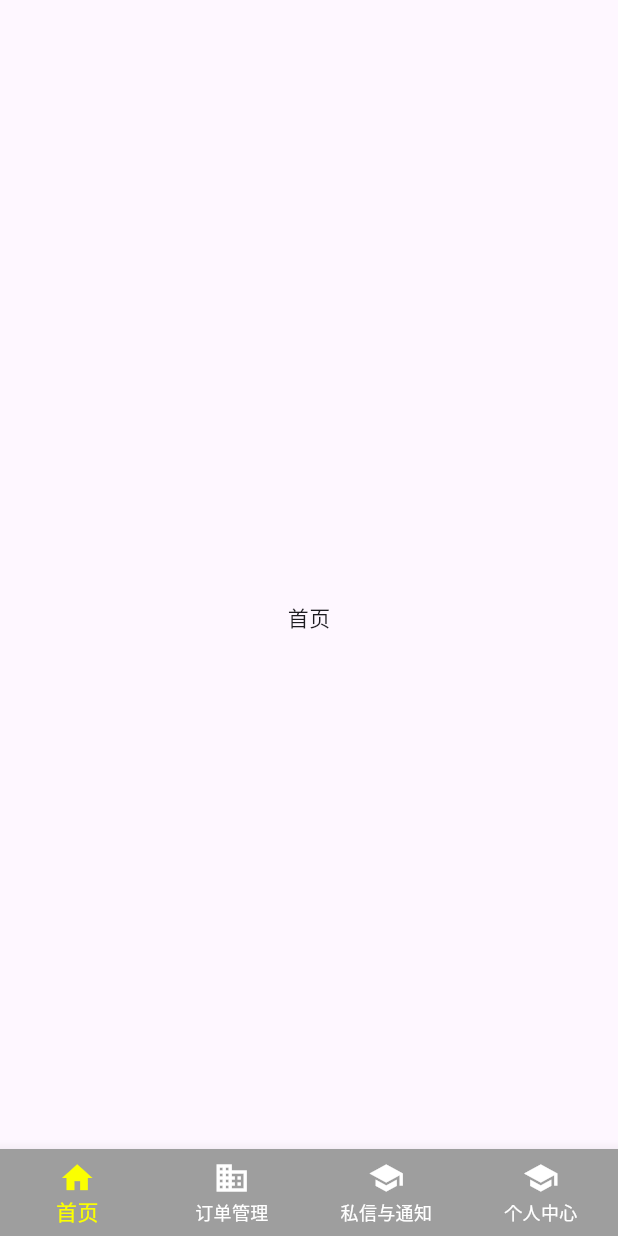
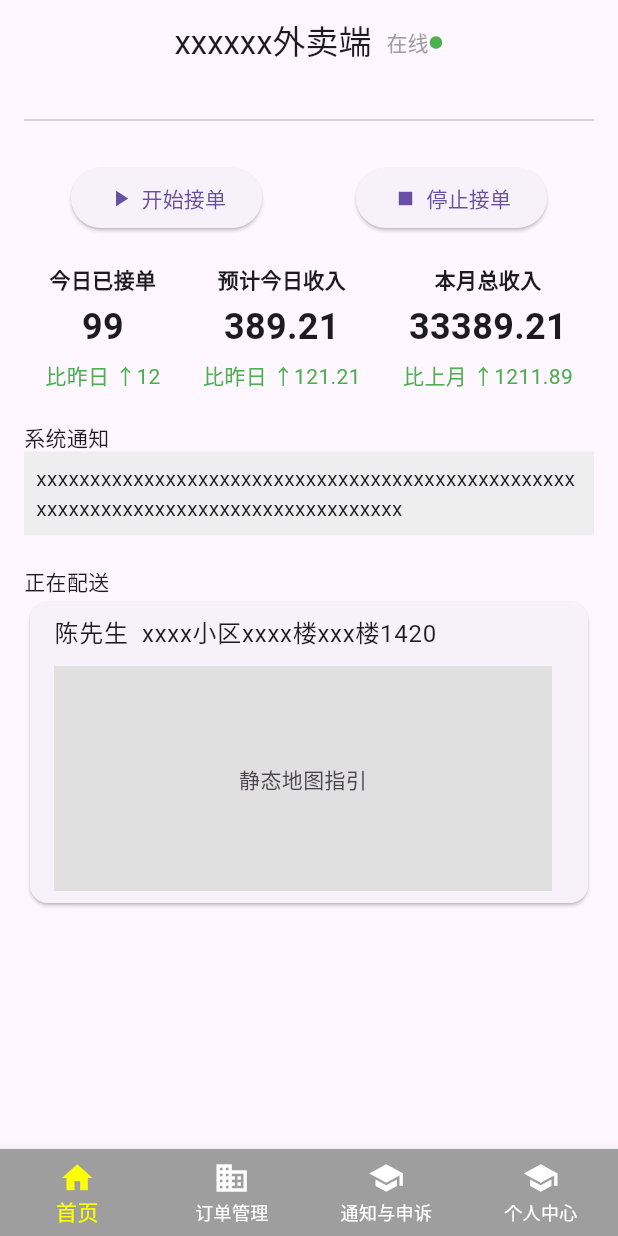
Before and after one commit to FutureYL3/takeout-app, a Flutter app: the HomePage screen opened directly, on a phone screen of 412 x 824 dp. Run offline on Flutter 3.47's test engine with Material 3 defaults, Android fonts, the phone set to English and light mode, and no system bars; our stand-ins replace awesome_snackbar_content, dio, flutter_secure_storage, get, image_picker, permission_handler and 1 more; missing offline and left inert: flutter_phone_direct_caller; accounts and stored records are empty.

Commit message:
初步完成首页页面

```diff
--- a/lib/home/home_page.dart
+++ b/lib/home/home_page.dart
@@ -14,13 +14,100 @@ class HomePage extends StatefulWidget {
 
 class _HomePageState extends State<HomePage> {
   int _selectedIndex = 0;
+  bool isOnline = true;
+  String systemNotification = '';
+
 
   @override
   Widget build(BuildContext context) {
     return Scaffold(
-      appBar: AppBar(),
-      body: const Center(
-        child: Text("首页"),
+      appBar: AppBar(
+        title: const Row(
+          mainAxisAlignment: MainAxisAlignment.center,
+          children: [
+            Text('xxxxxx外卖端'),
+            SizedBox(width: 10),
+            Text(
+              '在线',
+              style: TextStyle(fontSize: 14, color: Colors.grey),
+            ),
+            Icon(Icons.circle, color: Colors.green, size: 10),
+          ],
+        ),
+        centerTitle: true,
+        automaticallyImplyLeading: false,
+      ),
+      body: Padding(
+        padding: const EdgeInsets.all(16.0),
+        child: Column(
+          crossAxisAlignment: CrossAxisAlignment.start,
+          children: [
+            const Divider(),
+            const SizedBox(height: 20),
+            Row(
+              mainAxisAlignment: MainAxisAlignment.spaceAround,
+              children: [
+                ElevatedButton(
+                  onPressed: () {},
+                  child: Row(
+                    children: [
+                      Icon(Icons.play_arrow),
+                      SizedBox(width: 5),
+                      Text('开始接单'),
+                    ],
+                  ),
+                ),
+                ElevatedButton(
+                  onPressed: () {},
+                  // style: ElevatedButton.styleFrom(
+                  //   backgroundColor: Colors.grey,
+                  // ),
+                  child: Row(
+                    children: [
+                      Icon(Icons.stop),
+                      SizedBox(width: 5),
+                      Text('停止接单'),
+                    ],
+                  ),
+                ),
+              ],
+            ),
+            SizedBox(height: 20),
+            Row(
+              mainAxisAlignment: MainAxisAlignment.spaceAround,
+              children: [
+                _buildStatistic('今日已接单', '99', '比昨日 ↑12'),
+                _buildStatistic('预计今日收入', '389.21', '比昨日 ↑121.21'),
+                _buildStatistic('本月总收入', '33389.21', '比上月 ↑1211.89'),
+              ],
+            ),
+            SizedBox(height: 20),
+            Text('系统通知'),
+            Container(
+              color: Colors.grey[200],
+              width: double.infinity,
+              padding: EdgeInsets.all(8.0),
+              child: Text(
+                'xxxxxxxxxxxxxxxxxxxxxxxxxxxxxxxxxxxxxxxxxxxxxxxxxxxxxxxxxxxxxxxxxxxxxxxxxxxxxxxxxxxx',
+              ),
+            ),
+            SizedBox(height: 20),
+            Text('正在配送'),
+            Card(
+              child: ListTile(
+                title: Text('陈先生  xxxx小区xxxx楼xxx楼1420'),
+                subtitle: Container(
+                  margin: EdgeInsets.only(top: 10),
+                  color: Colors.grey[300],
+                  height: 150,
+                  child: Center(
+                    child: Text('静态地图指引'),
+                  ),
+                ),
+              ),
+            ),
+          ],
+        ),
       ),
       bottomNavigationBar: BottomNavigationBar(
         backgroundColor: Colors.grey,
@@ -35,7 +122,7 @@ class _HomePageState extends State<HomePage> {
           ),
           BottomNavigationBarItem(
             icon: Icon(Icons.school),
-            label: '私信与通知',
+            label: '通知与申诉',
           ),
           BottomNavigationBarItem(
             icon: Icon(Icons.school),
@@ -48,6 +135,18 @@ class _HomePageState extends State<HomePage> {
         unselectedItemColor: Colors.white, // 未选中项的颜色
         type: BottomNavigationBarType.fixed, // 确保所有项都显示 label
       ),
+    );
+  }
+
+  Widget _buildStatistic(String title, String value, String subtext) {
+    return Column(
+      children: [
+        Text(title, style: TextStyle(fontWeight: FontWeight.bold)),
+        SizedBox(height: 5),
+        Text(value, style: TextStyle(fontSize: 24, fontWeight: FontWeight.bold)),
+        SizedBox(height: 5),
+        Text(subtext, style: TextStyle(color: Colors.green)),
+      ],
     );
   }
 
--- a/lib/message-notification/msg_notification_page.dart
+++ b/lib/message-notification/msg_notification_page.dart
@@ -35,7 +35,7 @@ class _MsgNotificationPageState extends State<MsgNotificationPage> {
           ),
           BottomNavigationBarItem(
             icon: Icon(Icons.school),
-            label: '私信与通知',
+            label: '通知与申诉',
           ),
           BottomNavigationBarItem(
             icon: Icon(Icons.school),
--- a/lib/order/order_managing_page.dart
+++ b/lib/order/order_managing_page.dart
@@ -87,7 +87,7 @@ class _OrderManagingPageState extends State<OrderManagingPage> {
           ),
           BottomNavigationBarItem(
             icon: Icon(Icons.school),
-            label: '私信与通知',
+            label: '通知与申诉',
           ),
           BottomNavigationBarItem(
             icon: Icon(Icons.school),
--- a/lib/personal-info/personal_center_page.dart
+++ b/lib/personal-info/personal_center_page.dart
@@ -86,7 +86,7 @@ class _PersonalCenterPageState extends State<PersonalCenterPage> {
           ),
           BottomNavigationBarItem(
             icon: Icon(Icons.school),
-            label: '私信与通知',
+            label: '通知与申诉',
           ),
           BottomNavigationBarItem(
             icon: Icon(Icons.school),
```
Also changed, not shown: lib/home/deliverying_info_model.dart (added, +13 -0 lines), lib/home/home_apis.dart (added, +75 -0 lines), lib/home/statistics_model.dart (added, +23 -0 lines).
